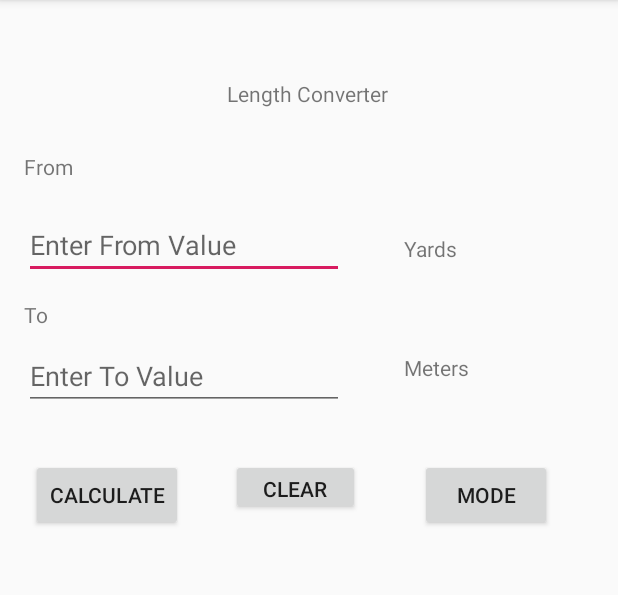
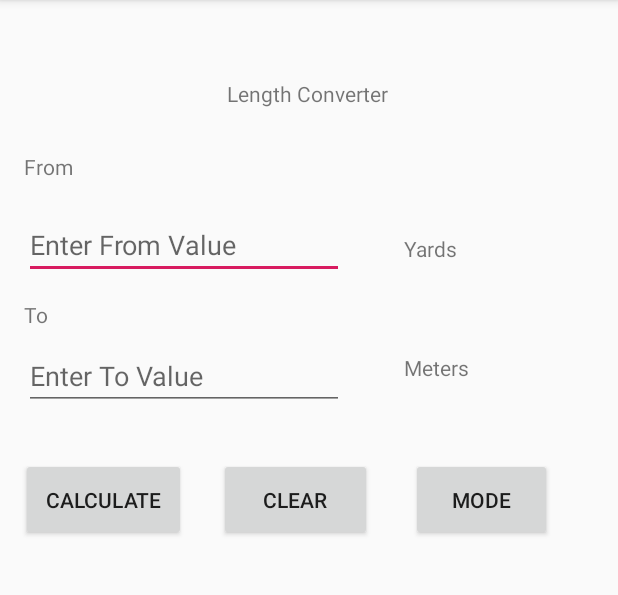
Before and after one commit to IsfarBaset19/calculator-android, an Android app: the screen it shows after launch (MainActivity), on a phone screen of 412 x 824 dp, the part 84-679 px from its top. Run offline under Robolectric (Android 15) with nearby library versions, the phone set to English and light mode, and no system bars.

Commit message:
some UI changes

```diff
--- a/build.gradle
+++ b/build.gradle
@@ -22,7 +22,7 @@ android {
 dependencies {
     implementation fileTree(dir: 'libs', include: ['*.jar'])
     implementation 'androidx.appcompat:appcompat:1.0.2'
-    implementation 'com.android.support:design:28.+'
+    //implementation 'com.android.support:design:28.+'
     implementation 'androidx.constraintlayout:constraintlayout:1.1.3'
     testImplementation 'junit:junit:4.12'
     androidTestImplementation 'androidx.test.ext:junit:1.1.0'
--- a/src/main/res/layout/activity_main.xml
+++ b/src/main/res/layout/activity_main.xml
@@ -45,8 +45,8 @@
 
     <Button
         android:id="@+id/ModeButton"
-        android:layout_width="wrap_content"
-        android:layout_height="wrap_content"
+        android:layout_width="94dp"
+        android:layout_height="55dp"
         android:layout_marginEnd="44dp"
         android:text="Mode"
         app:layout_constraintBottom_toBottomOf="parent"
@@ -101,19 +101,19 @@
 
     <Button
         android:id="@+id/ClearButton"
-        android:layout_width="86dp"
-        android:layout_height="37dp"
-        android:layout_marginEnd="172dp"
+        android:layout_width="102dp"
+        android:layout_height="55dp"
+        android:layout_marginEnd="164dp"
         android:text="Clear"
         app:layout_constraintBottom_toBottomOf="parent"
         app:layout_constraintEnd_toEndOf="parent"
         app:layout_constraintTop_toBottomOf="@+id/FromText"
-        app:layout_constraintVertical_bias="0.071" />
+        app:layout_constraintVertical_bias="0.073" />
 
     <Button
         android:id="@+id/CalculateButton"
-        android:layout_width="wrap_content"
-        android:layout_height="wrap_content"
+        android:layout_width="110dp"
+        android:layout_height="55dp"
         android:text="Calculate"
         app:layout_constraintBottom_toBottomOf="parent"
         app:layout_constraintEnd_toStartOf="@+id/ClearButton"
```
